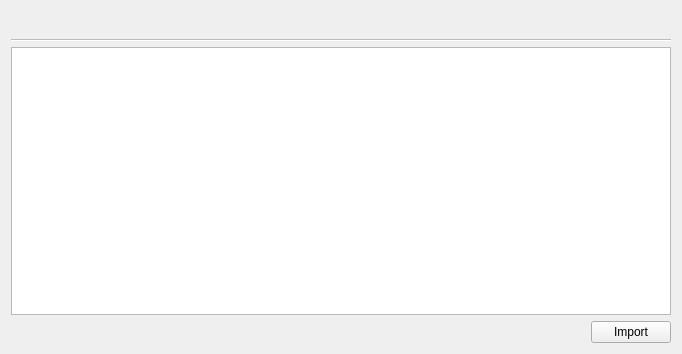
This is qt/ui/import_window.ui in Mouchnino/moneyguru as Qt 5 draws it before an edit. The edited form follows.
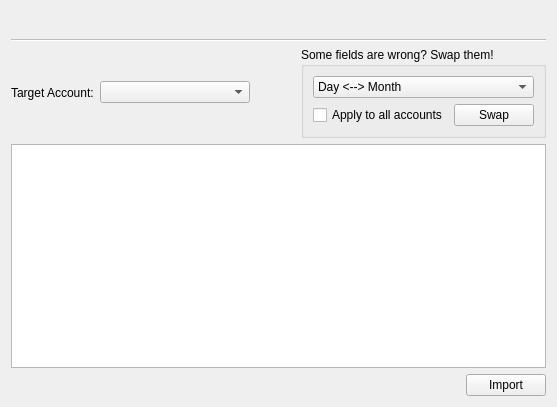
This is the edited form.

Commit message:
qt: added the target account selector and the swap box to the import window.
extra : convert_revision : svn%3A7afd0f2a-1d33-46b8-9979-f8add37626ee/trunk%40191

The edit to the form file:
```diff
--- a/qt/ui/import_window.ui
+++ b/qt/ui/import_window.ui
@@ -6,8 +6,8 @@
    <rect>
     <x>0</x>
     <y>0</y>
-    <width>682</width>
-    <height>354</height>
+    <width>557</width>
+    <height>407</height>
    </rect>
   </property>
   <property name="windowTitle">
@@ -24,6 +24,87 @@
      </property>
     </widget>
    </item>
+   <item>
+    <layout class="QHBoxLayout" name="targetAccountLayout">
+     <item>
+      <widget class="QLabel" name="targetAccountLabel">
+       <property name="text">
+        <string>Target Account:</string>
+       </property>
+      </widget>
+     </item>
+     <item>
+      <widget class="QComboBox" name="targetAccountComboBox">
+       <property name="minimumSize">
+        <size>
+         <width>150</width>
+         <height>0</height>
+        </size>
+       </property>
+      </widget>
+     </item>
+     <item>
+      <spacer name="horizontalSpacer_2">
+       <property name="orientation">
+        <enum>Qt::Horizontal</enum>
+       </property>
+       <property name="sizeHint" stdset="0">
+        <size>
+         <width>40</width>
+         <height>20</height>
+        </size>
+       </property>
+      </spacer>
+     </item>
+     <item>
+      <widget class="QGroupBox" name="groupBox">
+       <property name="title">
+        <string>Some fields are wrong? Swap them!</string>
+       </property>
+       <layout class="QGridLayout" name="gridLayout">
+        <item row="0" column="0" colspan="2">
+         <widget class="QComboBox" name="swapOptionsComboBox">
+          <item>
+           <property name="text">
+            <string>Day &lt;--&gt; Month</string>
+           </property>
+          </item>
+          <item>
+           <property name="text">
+            <string>Month &lt;--&gt; Year</string>
+           </property>
+          </item>
+          <item>
+           <property name="text">
+            <string>Day &lt;--&gt; Year</string>
+           </property>
+          </item>
+          <item>
+           <property name="text">
+            <string>Description &lt;--&gt; Payee</string>
+           </property>
+          </item>
+         </widget>
+        </item>
+        <item row="1" column="0">
+         <widget class="QCheckBox" name="applyToAllCheckBox">
+          <property name="text">
+           <string>Apply to all accounts</string>
+          </property>
+         </widget>
+        </item>
+        <item row="1" column="1">
+         <widget class="QPushButton" name="swapButton">
+          <property name="text">
+           <string>Swap</string>
+          </property>
+         </widget>
+        </item>
+       </layout>
+      </widget>
+     </item>
+    </layout>
+   </item>
    <item>
     <widget class="QTableView" name="tableView">
      <property name="editTriggers">
```
Left out of the diff: 3 changed lines with no effect on the pictures. The commit also changes 1 other file.
